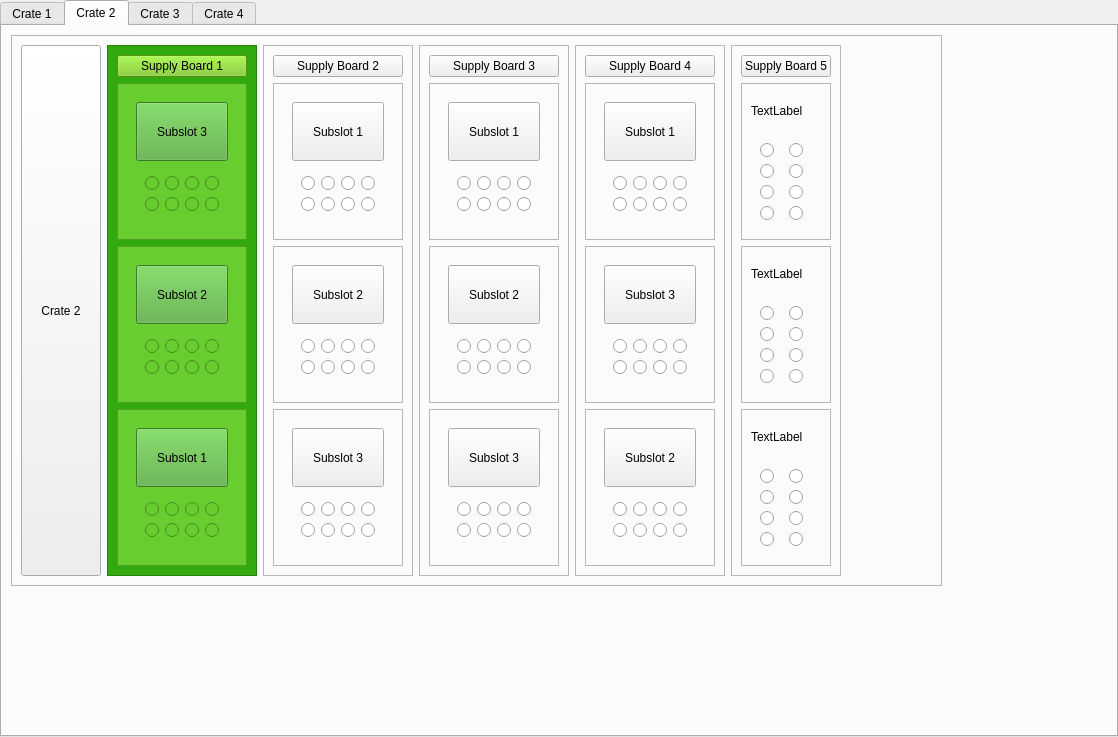
Above: CrateTab.ui from JeffersonLab/clas12-dc-wiremap before the change. Below: the same form after it.
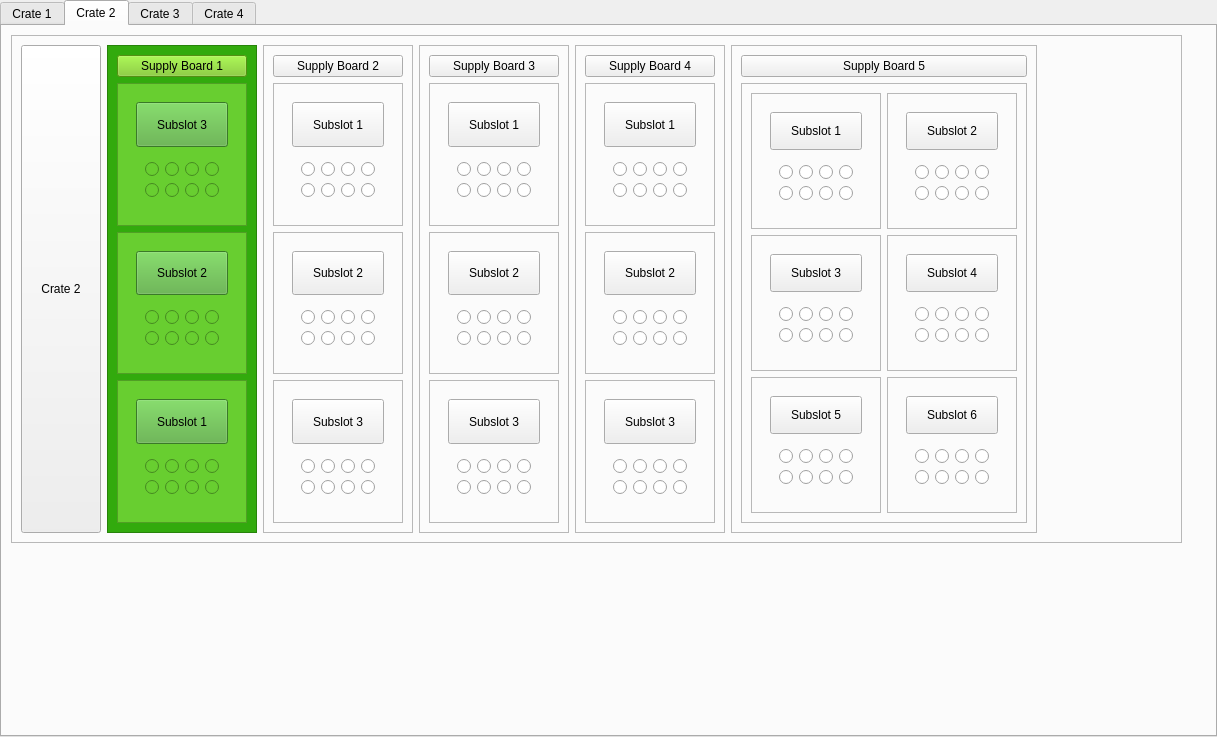
That is the form after the change.

Commit message: crate two is filled

```diff
--- a/CrateTab.ui
+++ b/CrateTab.ui
@@ -6,7 +6,7 @@
    <rect>
     <x>0</x>
     <y>0</y>
-    <width>1118</width>
+    <width>1217</width>
     <height>737</height>
    </rect>
   </property>
@@ -2685,8 +2685,8 @@
      <rect>
       <x>9</x>
       <y>9</y>
-      <width>931</width>
-      <height>551</height>
+      <width>1171</width>
+      <height>508</height>
      </rect>
     </property>
     <property name="frameShape">
@@ -2711,6 +2711,97 @@
      </item>
      <item>
       <widget class="QFrame" name="frame_2">
+       <property name="palette">
+        <palette>
+         <active>
+          <colorrole role="Button">
+           <brush brushstyle="SolidPattern">
+            <color alpha="255">
+             <red>50</red>
+             <green>170</green>
+             <blue>13</blue>
+            </color>
+           </brush>
+          </colorrole>
+          <colorrole role="Base">
+           <brush brushstyle="SolidPattern">
+            <color alpha="255">
+             <red>50</red>
+             <green>170</green>
+             <blue>13</blue>
+            </color>
+           </brush>
+          </colorrole>
+          <colorrole role="Window">
+           <brush brushstyle="SolidPattern">
+            <color alpha="255">
+             <red>50</red>
+             <green>170</green>
+             <blue>13</blue>
+            </color>
+           </brush>
+          </colorrole>
+         </active>
+         <inactive>
+          <colorrole role="Button">
+           <brush brushstyle="SolidPattern">
+            <color alpha="255">
+             <red>50</red>
+             <green>170</green>
+             <blue>13</blue>
+            </color>
+           </brush>
+          </colorrole>
+          <colorrole role="Base">
+           <brush brushstyle="SolidPattern">
+            <color alpha="255">
+             <red>50</red>
+             <green>170</green>
+             <blue>13</blue>
+            </color>
+           </brush>
+          </colorrole>
+          <colorrole role="Window">
+           <brush brushstyle="SolidPattern">
+            <color alpha="255">
+             <red>50</red>
+             <green>170</green>
+             <blue>13</blue>
+            </color>
+           </brush>
+          </colorrole>
+         </inactive>
+         <disabled>
+          <colorrole role="Button">
+           <brush brushstyle="SolidPattern">
+            <color alpha="255">
+             <red>198</red>
+             <green>0</green>
+             <blue>0</blue>
+            </color>
+           </brush>
+          </colorrole>
+          <colorrole role="Base">
+           <brush brushstyle="SolidPattern">
+            <color alpha="255">
+             <red>50</red>
+             <green>170</green>
+             <blue>13</blue>
+            </color>
+           </brush>
+          </colorrole>
+          <colorrole role="Window">
+           <brush brushstyle="SolidPattern">
+            <color alpha="255">
+             <red>50</red>
+             <green>170</green>
+             <blue>13</blue>
+            </color>
+           </brush>
+          </colorrole>
+         </disabled>
+        </palette>
+       </property>
        <property name="styleSheet">
         <string notr="true">background-color: rgb(50, 170, 13);
 </string>
@@ -2756,6 +2847,97 @@
                   <verstretch>0</verstretch>
                  </sizepolicy>
                 </property>
+                <property name="palette">
+                 <palette>
+                  <active>
+                   <colorrole role="Button">
+                    <brush brushstyle="SolidPattern">
+                     <color alpha="255">
+                      <red>81</red>
+                      <green>171</green>
+                      <blue>56</blue>
+                     </color>
+                    </brush>
+                   </colorrole>
+                   <colorrole role="Base">
+                    <brush brushstyle="SolidPattern">
+                     <color alpha="255">
+                      <red>81</red>
+                      <green>171</green>
+                      <blue>56</blue>
+                     </color>
+                    </brush>
+                   </colorrole>
+                   <colorrole role="Window">
+                    <brush brushstyle="SolidPattern">
+                     <color alpha="255">
+                      <red>81</red>
+                      <green>171</green>
+                      <blue>56</blue>
+                     </color>
+                    </brush>
+                   </colorrole>
+                  </active>
+                  <inactive>
+                   <colorrole role="Button">
+                    <brush brushstyle="SolidPattern">
+                     <color alpha="255">
+                      <red>81</red>
+                      <green>171</green>
+                      <blue>56</blue>
+                     </color>
+                    </brush>
+                   </colorrole>
+                   <colorrole role="Base">
+                    <brush brushstyle="SolidPattern">
+                     <color alpha="255">
+                      <red>81</red>
+                      <green>171</green>
+                      <blue>56</blue>
+                     </color>
+                    </brush>
+                   </colorrole>
+                   <colorrole role="Window">
+                    <brush brushstyle="SolidPattern">
+                     <color alpha="255">
+                      <red>81</red>
+                      <green>171</green>
+                      <blue>56</blue>
+                     </color>
+                    </brush>
+                   </colorrole>
+                  </inactive>
+                  <disabled>
+                   <colorrole role="Button">
+                    <brush brushstyle="SolidPattern">
+                     <color alpha="255">
+                      <red>207</red>
+                      <green>0</green>
+                      <blue>0</blue>
+                     </color>
+                    </brush>
+                   </colorrole>
+                   <colorrole role="Base">
+                    <brush brushstyle="SolidPattern">
+                     <color alpha="255">
+                      <red>81</red>
+                      <green>171</green>
+                      <blue>56</blue>
+                     </color>
+                    </brush>
+                   </colorrole>
+                   <colorrole role="Window">
+                    <brush brushstyle="SolidPattern">
+                     <color alpha="255">
+                      <red>81</red>
+                      <green>171</green>
+                      <blue>56</blue>
+                     </color>
+                    </brush>
+                   </colorrole>
+                  </disabled>
+                 </palette>
+                </property>
                 <property name="styleSheet">
                  <string notr="true">background-color: rgb(81, 171, 56)</string>
                 </property>
@@ -4008,7 +4190,7 @@
                    </sizepolicy>
                   </property>
                   <property name="text">
-                   <string>Subslot 3</string>
+                   <string>Subslot 2</string>
                   </property>
                  </widget>
                 </item>
@@ -4125,7 +4307,7 @@
                    </sizepolicy>
                   </property>
                   <property name="text">
-                   <string>Subslot 2</string>
+                   <string>Subslot 3</string>
                   </property>
                  </widget>
                 </item>
@@ -4228,6 +4410,24 @@
      </item>
      <item>
       <widget class="QFrame" name="frame_6">
+       <property name="sizePolicy">
+        <sizepolicy hsizetype="Expanding" vsizetype="Expanding">
+         <horstretch>0</horstretch>
+         <verstretch>0</verstretch>
+        </sizepolicy>
+       </property>
+       <property name="minimumSize">
+        <size>
+         <width>187</width>
+         <height>0</height>
+        </size>
+       </property>
+       <property name="mouseTracking">
+        <bool>false</bool>
+       </property>
+       <property name="acceptDrops">
+        <bool>true</bool>
+       </property>
        <property name="frameShape">
         <enum>QFrame::StyledPanel</enum>
        </property>
@@ -4235,6 +4435,9 @@
         <enum>QFrame::Raised</enum>
        </property>
        <layout class="QVBoxLayout" name="verticalLayout_24">
+        <property name="sizeConstraint">
+         <enum>QLayout::SetMaximumSize</enum>
+        </property>
         <item>
          <widget class="QPushButton" name="pushButton_17">
           <property name="text">
@@ -4250,26 +4453,47 @@
           <property name="frameShadow">
            <enum>QFrame::Raised</enum>
           </property>
-          <layout class="QVBoxLayout" name="verticalLayout_25">
+          <layout class="QGridLayout" name="gridLayout_19">
+           <item row="1" column="0">
+            <widget class="QFrame" name="frame_32">
+             <property name="frameShape">
+              <enum>QFrame::StyledPanel</enum>
+             </property>
+             <property name="frameShadow">
+              <enum>QFrame::Raised</enum>
+             </property>
+             <layout class="QVBoxLayout" name="verticalLayout_60">
            <item>
-            <widget class="QLabel" name="label_36">
+               <widget class="QWidget" name="widget_73" native="true">
+                <layout class="QVBoxLayout" name="verticalLayout_62">
+                 <item>
+                  <widget class="QPushButton" name="pushButton_38">
+                   <property name="sizePolicy">
+                    <sizepolicy hsizetype="Expanding" vsizetype="Expanding">
+                     <horstretch>0</horstretch>
+                     <verstretch>0</verstretch>
+                    </sizepolicy>
+                   </property>
              <property name="text">
-              <string>TextLabel</string>
+                    <string>Subslot 3</string>
              </property>
             </widget>
            </item>
            <item>
-            <widget class="QWidget" name="widget_13" native="true">
-             <layout class="QGridLayout" name="gridLayout_32">
-              <item row="2" column="0">
-               <widget class="QRadioButton" name="radioButton_241">
+                  <widget class="QWidget" name="widget_74" native="true">
+                   <layout class="QGridLayout" name="gridLayout_62">
+                    <item row="1" column="1">
+                     <widget class="QRadioButton" name="radioButton_481">
                 <property name="text">
                  <string/>
                 </property>
-               </widget>
-              </item>
-              <item row="0" column="0">
-               <widget class="QRadioButton" name="radioButton_242">
+                      <property name="autoExclusive">
+                       <bool>false</bool>
+                      </property>
+                     </widget>
+                    </item>
+                    <item row="0" column="2">
+                     <widget class="QRadioButton" name="radioButton_482">
                 <property name="text">
                  <string/>
                 </property>
@@ -4280,38 +4504,53 @@
                 <property name="text">
                  <string/>
                 </property>
-               </widget>
-              </item>
-              <item row="2" column="1">
-               <widget class="QRadioButton" name="radioButton_244">
+                      <property name="autoExclusive">
+                       <bool>false</bool>
+                      </property>
+                     </widget>
+                    </item>
+                    <item row="1" column="2">
+                     <widget class="QRadioButton" name="radioButton_484">
                 <property name="text">
                  <string/>
                 </property>
-               </widget>
-              </item>
-              <item row="1" column="0">
-               <widget class="QRadioButton" name="radioButton_245">
+                      <property name="autoExclusive">
+                       <bool>false</bool>
+                      </property>
+                     </widget>
+                    </item>
+                    <item row="0" column="3">
+                     <widget class="QRadioButton" name="radioButton_485">
                 <property name="text">
                  <string/>
                 </property>
-               </widget>
-              </item>
-              <item row="1" column="1">
-               <widget class="QRadioButton" name="radioButton_246">
+                      <property name="autoExclusive">
+                       <bool>false</bool>
+                      </property>
+                     </widget>
+                    </item>
+                    <item row="0" column="4">
+                     <widget class="QRadioButton" name="radioButton_486">
                 <property name="text">
                  <string/>
                 </property>
-               </widget>
-              </item>
-              <item row="3" column="0">
-               <widget class="QRadioButton" name="radioButton_247">
+                      <property name="autoExclusive">
+                       <bool>false</bool>
+                      </property>
+                     </widget>
+                    </item>
+                    <item row="1" column="3">
+                     <widget class="QRadioButton" name="radioButton_487">
                 <property name="text">
                  <string/>
                 </property>
-               </widget>
-              </item>
-              <item row="3" column="1">
-               <widget class="QRadioButton" name="radioButton_248">
+                      <property name="autoExclusive">
+                       <bool>false</bool>
+                      </property>
+                     </widget>
+                    </item>
+                    <item row="1" column="4">
+                     <widget class="QRadioButton" name="radioButton_488">
                 <property name="text">
                  <string/>
                 </property>
@@ -4323,34 +4562,49 @@
           </layout>
          </widget>
         </item>
-        <item>
-         <widget class="QFrame" name="frame_20">
+             </layout>
+            </widget>
+           </item>
+           <item row="2" column="0">
+            <widget class="QFrame" name="frame_33">
           <property name="frameShape">
            <enum>QFrame::StyledPanel</enum>
           </property>
           <property name="frameShadow">
            <enum>QFrame::Raised</enum>
           </property>
-          <layout class="QVBoxLayout" name="verticalLayout_26">
+             <layout class="QVBoxLayout" name="verticalLayout_63">
            <item>
-            <widget class="QLabel" name="label_37">
+               <widget class="QWidget" name="widget_75" native="true">
+                <layout class="QVBoxLayout" name="verticalLayout_64">
+                 <item>
+                  <widget class="QPushButton" name="pushButton_39">
+                   <property name="sizePolicy">
+                    <sizepolicy hsizetype="Expanding" vsizetype="Expanding">
+                     <horstretch>0</horstretch>
+                     <verstretch>0</verstretch>
+                    </sizepolicy>
+                   </property>
              <property name="text">
-              <string>TextLabel</string>
+                    <string>Subslot 5</string>
              </property>
             </widget>
            </item>
            <item>
-            <widget class="QWidget" name="widget_14" native="true">
-             <layout class="QGridLayout" name="gridLayout_33">
-              <item row="2" column="0">
-               <widget class="QRadioButton" name="radioButton_249">
+                  <widget class="QWidget" name="widget_76" native="true">
+                   <layout class="QGridLayout" name="gridLayout_63">
+                    <item row="1" column="1">
+                     <widget class="QRadioButton" name="radioButton_489">
                 <property name="text">
                  <string/>
                 </property>
-               </widget>
-              </item>
-              <item row="0" column="0">
-               <widget class="QRadioButton" name="radioButton_250">
+                      <property name="autoExclusive">
+                       <bool>false</bool>
+                      </property>
+                     </widget>
+                    </item>
+                    <item row="0" column="2">
+                     <widget class="QRadioButton" name="radioButton_490">
                 <property name="text">
                  <string/>
                 </property>
@@ -4361,38 +4615,53 @@
                 <property name="text">
                  <string/>
                 </property>
-               </widget>
-              </item>
-              <item row="2" column="1">
-               <widget class="QRadioButton" name="radioButton_252">
+                      <property name="autoExclusive">
+                       <bool>false</bool>
+                      </property>
+                     </widget>
+                    </item>
+                    <item row="1" column="2">
+                     <widget class="QRadioButton" name="radioButton_492">
                 <property name="text">
                  <string/>
                 </property>
-               </widget>
-              </item>
-              <item row="1" column="0">
-               <widget class="QRadioButton" name="radioButton_253">
+                      <property name="autoExclusive">
+                       <bool>false</bool>
+                      </property>
+                     </widget>
+                    </item>
+                    <item row="0" column="3">
+                     <widget class="QRadioButton" name="radioButton_493">
                 <property name="text">
                  <string/>
                 </property>
-               </widget>
-              </item>
-              <item row="1" column="1">
-               <widget class="QRadioButton" name="radioButton_254">
+                      <property name="autoExclusive">
+                       <bool>false</bool>
+                      </property>
+                     </widget>
+                    </item>
+                    <item row="0" column="4">
+                     <widget class="QRadioButton" name="radioButton_494">
                 <property name="text">
                  <string/>
                 </property>
-               </widget>
-              </item>
-              <item row="3" column="0">
-               <widget class="QRadioButton" name="radioButton_255">
+                      <property name="autoExclusive">
+                       <bool>false</bool>
+                      </property>
+                     </widget>
+                    </item>
+                    <item row="1" column="3">
+                     <widget class="QRadioButton" name="radioButton_495">
                 <property name="text">
                  <string/>
                 </property>
-               </widget>
-              </item>
-              <item row="3" column="1">
-               <widget class="QRadioButton" name="radioButton_256">
+                      <property name="autoExclusive">
+                       <bool>false</bool>
+                      </property>
+                     </widget>
+                    </item>
+                    <item row="1" column="4">
+                     <widget class="QRadioButton" name="radioButton_496">
                 <property name="text">
                  <string/>
                 </property>
@@ -4404,34 +4673,166 @@
           </layout>
          </widget>
         </item>
+             </layout>
+            </widget>
+           </item>
+           <item row="0" column="1">
+            <widget class="QFrame" name="frame_34">
+             <property name="frameShape">
+              <enum>QFrame::StyledPanel</enum>
+             </property>
+             <property name="frameShadow">
+              <enum>QFrame::Raised</enum>
+             </property>
+             <layout class="QVBoxLayout" name="verticalLayout_65">
         <item>
-         <widget class="QFrame" name="frame_21">
+               <widget class="QWidget" name="widget_77" native="true">
+                <layout class="QVBoxLayout" name="verticalLayout_66">
+                 <item>
+                  <widget class="QPushButton" name="pushButton_40">
+                   <property name="sizePolicy">
+                    <sizepolicy hsizetype="Expanding" vsizetype="Expanding">
+                     <horstretch>0</horstretch>
+                     <verstretch>0</verstretch>
+                    </sizepolicy>
+                   </property>
+                   <property name="text">
+                    <string>Subslot 2</string>
+                   </property>
+                  </widget>
+                 </item>
+                 <item>
+                  <widget class="QWidget" name="widget_78" native="true">
+                   <layout class="QGridLayout" name="gridLayout_64">
+                    <item row="1" column="1">
+                     <widget class="QRadioButton" name="radioButton_497">
+                      <property name="text">
+                       <string/>
+                      </property>
+                      <property name="autoExclusive">
+                       <bool>false</bool>
+                      </property>
+                     </widget>
+                    </item>
+                    <item row="0" column="2">
+                     <widget class="QRadioButton" name="radioButton_498">
+                      <property name="text">
+                       <string/>
+                      </property>
+                      <property name="autoExclusive">
+                       <bool>false</bool>
+                      </property>
+                     </widget>
+                    </item>
+                    <item row="0" column="1">
+                     <widget class="QRadioButton" name="radioButton_499">
+                      <property name="text">
+                       <string/>
+                      </property>
+                      <property name="autoExclusive">
+                       <bool>false</bool>
+                      </property>
+                     </widget>
+                    </item>
+                    <item row="1" column="2">
+                     <widget class="QRadioButton" name="radioButton_500">
+                      <property name="text">
+                       <string/>
+                      </property>
+                      <property name="autoExclusive">
+                       <bool>false</bool>
+                      </property>
+                     </widget>
+                    </item>
+                    <item row="0" column="3">
+                     <widget class="QRadioButton" name="radioButton_501">
+                      <property name="text">
+                       <string/>
+                      </property>
+                      <property name="autoExclusive">
+                       <bool>false</bool>
+                      </property>
+                     </widget>
+                    </item>
+                    <item row="0" column="4">
+                     <widget class="QRadioButton" name="radioButton_502">
+                      <property name="text">
+                       <string/>
+                      </property>
+                      <property name="autoExclusive">
+                       <bool>false</bool>
+                      </property>
+                     </widget>
+                    </item>
+                    <item row="1" column="3">
+                     <widget class="QRadioButton" name="radioButton_503">
+                      <property name="text">
+                       <string/>
+                      </property>
+                      <property name="autoExclusive">
+                       <bool>false</bool>
+                      </property>
+                     </widget>
+                    </item>
+                    <item row="1" column="4">
+                     <widget class="QRadioButton" name="radioButton_504">
+                      <property name="text">
+                       <string/>
+                      </property>
+                      <property name="autoExclusive">
+                       <bool>false</bool>
+                      </property>
+                     </widget>
+                    </item>
+                   </layout>
+                  </widget>
+                 </item>
+                </layout>
+               </widget>
+              </item>
+             </layout>
+            </widget>
+           </item>
+           <item row="1" column="1">
+            <widget class="QFrame" name="frame_35">
           <property name="frameShape">
            <enum>QFrame::StyledPanel</enum>
           </property>
           <property name="frameShadow">
            <enum>QFrame::Raised</enum>
           </property>
-          <layout class="QVBoxLayout" name="verticalLayout_27">
+             <layout class="QVBoxLayout" name="verticalLayout_67">
            <item>
-            <widget class="QLabel" name="label_38">
+               <widget class="QWidget" name="widget_79" native="true">
+                <layout class="QVBoxLayout" name="verticalLayout_68">
+                 <item>
+                  <widget class="QPushButton" name="pushButton_41">
+                   <property name="sizePolicy">
+                    <sizepolicy hsizetype="Expanding" vsizetype="Expanding">
+                     <horstretch>0</horstretch>
+                     <verstretch>0</verstretch>
+                    </sizepolicy>
+                   </property>
              <property name="text">
-              <string>TextLabel</string>
+                    <string>Subslot 4</string>
              </property>
             </widget>
            </item>
            <item>
-            <widget class="QWidget" name="widget_15" native="true">
-             <layout class="QGridLayout" name="gridLayout_34">
-              <item row="2" column="0">
-               <widget class="QRadioButton" name="radioButton_257">
+                  <widget class="QWidget" name="widget_80" native="true">
+                   <layout class="QGridLayout" name="gridLayout_65">
+                    <item row="1" column="1">
+                     <widget class="QRadioButton" name="radioButton_505">
                 <property name="text">
                  <string/>
                 </property>
-               </widget>
-              </item>
-              <item row="0" column="0">
-               <widget class="QRadioButton" name="radioButton_258">
+                      <property name="autoExclusive">
+                       <bool>false</bool>
+                      </property>
+                     </widget>
+                    </item>
+                    <item row="0" column="2">
+                     <widget class="QRadioButton" name="radioButton_506">
                 <property name="text">
                  <string/>
                 </property>
@@ -4442,41 +4843,299 @@
                 <property name="text">
                  <string/>
                 </property>
-               </widget>
-              </item>
+                      <property name="autoExclusive">
+                       <bool>false</bool>
+                      </property>
+                     </widget>
+                    </item>
+                    <item row="1" column="2">
+                     <widget class="QRadioButton" name="radioButton_508">
+                      <property name="text">
+                       <string/>
+                      </property>
+                      <property name="autoExclusive">
+                       <bool>false</bool>
+                      </property>
+                     </widget>
+                    </item>
+                    <item row="0" column="3">
+                     <widget class="QRadioButton" name="radioButton_509">
+                      <property name="text">
+                       <string/>
+                      </property>
+                      <property name="autoExclusive">
+                       <bool>false</bool>
+                      </property>
+                     </widget>
+                    </item>
+                    <item row="0" column="4">
+                     <widget class="QRadioButton" name="radioButton_510">
+                      <property name="text">
+                       <string/>
+                      </property>
+                      <property name="autoExclusive">
+                       <bool>false</bool>
+                      </property>
+                     </widget>
+                    </item>
+                    <item row="1" column="3">
+                     <widget class="QRadioButton" name="radioButton_511">
+                      <property name="text">
+                       <string/>
+                      </property>
+                      <property name="autoExclusive">
+                       <bool>false</bool>
+                      </property>
+                     </widget>
+                    </item>
+                    <item row="1" column="4">
+                     <widget class="QRadioButton" name="radioButton_512">
+                      <property name="text">
+                       <string/>
+                      </property>
+                      <property name="autoExclusive">
+                       <bool>false</bool>
+                      </property>
+                     </widget>
+                    </item>
+                   </layout>
+                  </widget>
+                 </item>
+                </layout>
+               </widget>
+              </item>
+             </layout>
+            </widget>
+           </item>
               <item row="2" column="1">
-               <widget class="QRadioButton" name="radioButton_260">
+            <widget class="QFrame" name="frame_36">
+             <property name="frameShape">
+              <enum>QFrame::StyledPanel</enum>
+             </property>
+             <property name="frameShadow">
+              <enum>QFrame::Raised</enum>
+             </property>
+             <layout class="QVBoxLayout" name="verticalLayout_69">
+              <item>
+               <widget class="QWidget" name="widget_81" native="true">
+                <layout class="QVBoxLayout" name="verticalLayout_70">
+                 <item>
+                  <widget class="QPushButton" name="pushButton_42">
+                   <property name="sizePolicy">
+                    <sizepolicy hsizetype="Expanding" vsizetype="Expanding">
+                     <horstretch>0</horstretch>
+                     <verstretch>0</verstretch>
+                    </sizepolicy>
+                   </property>
                 <property name="text">
+                    <string>Subslot 6</string>
+                   </property>
+                  </widget>
+                 </item>
+                 <item>
+                  <widget class="QWidget" name="widget_82" native="true">
+                   <layout class="QGridLayout" name="gridLayout_66">
+                    <item row="1" column="1">
+                     <widget class="QRadioButton" name="radioButton_513">
+                      <property name="text">
                  <string/>
                 </property>
-               </widget>
-              </item>
-              <item row="1" column="0">
-               <widget class="QRadioButton" name="radioButton_261">
+                      <property name="autoExclusive">
+                       <bool>false</bool>
+                      </property>
+                     </widget>
+                    </item>
+                    <item row="0" column="2">
+                     <widget class="QRadioButton" name="radioButton_514">
                 <property name="text">
                  <string/>
                 </property>
-               </widget>
-              </item>
+                      <property name="autoExclusive">
+                       <bool>false</bool>
+                      </property>
+                     </widget>
+                    </item>
+                    <item row="0" column="1">
+                     <widget class="QRadioButton" name="radioButton_515">
+                      <property name="text">
+                       <string/>
+                      </property>
+                      <property name="autoExclusive">
+                       <bool>false</bool>
+                      </property>
+                     </widget>
+                    </item>
+                    <item row="1" column="2">
+                     <widget class="QRadioButton" name="radioButton_516">
+                      <property name="text">
+                       <string/>
+                      </property>
+                      <property name="autoExclusive">
+                       <bool>false</bool>
+                      </property>
+                     </widget>
+                    </item>
+                    <item row="0" column="3">
+                     <widget class="QRadioButton" name="radioButton_517">
+                      <property name="text">
+                       <string/>
+                      </property>
+                      <property name="autoExclusive">
+                       <bool>false</bool>
+                      </property>
+                     </widget>
+                    </item>
+                    <item row="0" column="4">
+                     <widget class="QRadioButton" name="radioButton_518">
+                      <property name="text">
+                       <string/>
+                      </property>
+                      <property name="autoExclusive">
+                       <bool>false</bool>
+                      </property>
+                     </widget>
+                    </item>
+                    <item row="1" column="3">
+                     <widget class="QRadioButton" name="radioButton_519">
+                      <property name="text">
+                       <string/>
+                      </property>
+                      <property name="autoExclusive">
+                       <bool>false</bool>
+                      </property>
+                     </widget>
+                    </item>
+                    <item row="1" column="4">
+                     <widget class="QRadioButton" name="radioButton_520">
+                      <property name="text">
+                       <string/>
+                      </property>
+                      <property name="autoExclusive">
+                       <bool>false</bool>
+                      </property>
+                     </widget>
+                    </item>
+                   </layout>
+                  </widget>
+                 </item>
+                </layout>
+               </widget>
+              </item>
+             </layout>
+            </widget>
+           </item>
+           <item row="0" column="0">
+            <widget class="QFrame" name="frame_37">
+             <property name="frameShape">
+              <enum>QFrame::StyledPanel</enum>
+             </property>
+             <property name="frameShadow">
+              <enum>QFrame::Raised</enum>
+             </property>
+             <layout class="QVBoxLayout" name="verticalLayout_61">
+              <item>
+               <widget class="QWidget" name="widget_71" native="true">
+                <layout class="QVBoxLayout" name="verticalLayout_71">
+                 <item>
+                  <widget class="QPushButton" name="pushButton_37">
+                   <property name="sizePolicy">
+                    <sizepolicy hsizetype="Expanding" vsizetype="Expanding">
+                     <horstretch>0</horstretch>
+                     <verstretch>0</verstretch>
+                    </sizepolicy>
+                   </property>
+                   <property name="text">
+                    <string>Subslot 1</string>
+                   </property>
+                  </widget>
+                 </item>
+                 <item>
+                  <widget class="QWidget" name="widget_72" native="true">
+                   <layout class="QGridLayout" name="gridLayout_61">
               <item row="1" column="1">
-               <widget class="QRadioButton" name="radioButton_262">
+                     <widget class="QRadioButton" name="radioButton_473">
                 <property name="text">
                  <string/>
                 </property>
-               </widget>
-              </item>
-              <item row="3" column="0">
-               <widget class="QRadioButton" name="radioButton_263">
+                      <property name="autoExclusive">
+                       <bool>false</bool>
+                      </property>
+                     </widget>
+                    </item>
+                    <item row="0" column="2">
+                     <widget class="QRadioButton" name="radioButton_474">
                 <property name="text">
                  <string/>
                 </property>
-               </widget>
-              </item>
-              <item row="3" column="1">
-               <widget class="QRadioButton" name="radioButton_264">
+                      <property name="autoExclusive">
+                       <bool>false</bool>
+                      </property>
+                     </widget>
+                    </item>
+                    <item row="0" column="1">
+                     <widget class="QRadioButton" name="radioButton_475">
                 <property name="text">
                  <string/>
                 </property>
+                      <property name="autoExclusive">
+                       <bool>false</bool>
+                      </property>
+                     </widget>
+                    </item>
+                    <item row="1" column="2">
+                     <widget class="QRadioButton" name="radioButton_476">
+                      <property name="text">
+                       <string/>
+                      </property>
+                      <property name="autoExclusive">
+                       <bool>false</bool>
+                      </property>
+                     </widget>
+                    </item>
+                    <item row="0" column="3">
+                     <widget class="QRadioButton" name="radioButton_477">
+                      <property name="text">
+                       <string/>
+                      </property>
+                      <property name="autoExclusive">
+                       <bool>false</bool>
+                      </property>
+                     </widget>
+                    </item>
+                    <item row="0" column="4">
+                     <widget class="QRadioButton" name="radioButton_478">
+                      <property name="text">
+                       <string/>
+                      </property>
+                      <property name="autoExclusive">
+                       <bool>false</bool>
+                      </property>
+                     </widget>
+                    </item>
+                    <item row="1" column="3">
+                     <widget class="QRadioButton" name="radioButton_479">
+                      <property name="text">
+                       <string/>
+                      </property>
+                      <property name="autoExclusive">
+                       <bool>false</bool>
+                      </property>
+                     </widget>
+                    </item>
+                    <item row="1" column="4">
+                     <widget class="QRadioButton" name="radioButton_480">
+                      <property name="text">
+                       <string/>
+                      </property>
+                      <property name="autoExclusive">
+                       <bool>false</bool>
+                      </property>
+                     </widget>
+                    </item>
+                   </layout>
+                  </widget>
+                 </item>
+                </layout>
                </widget>
               </item>
              </layout>
```
Left out of the diff: 121 changed lines with no effect on the pictures. Lines whose indentation alone changed are shown as unchanged.
